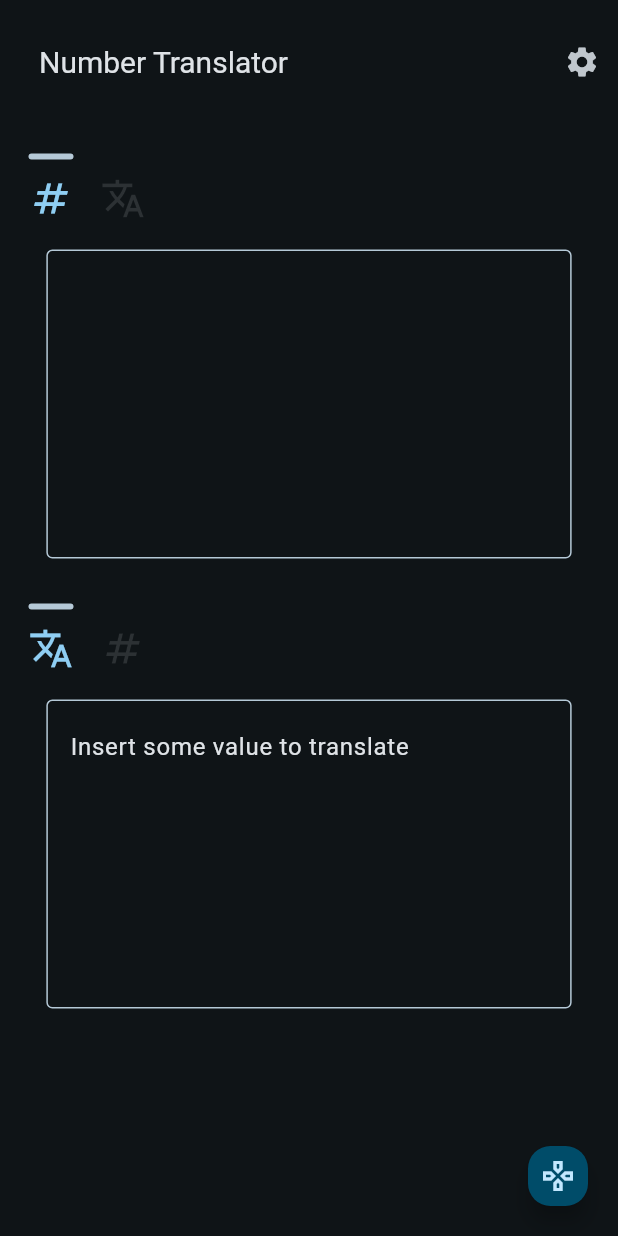
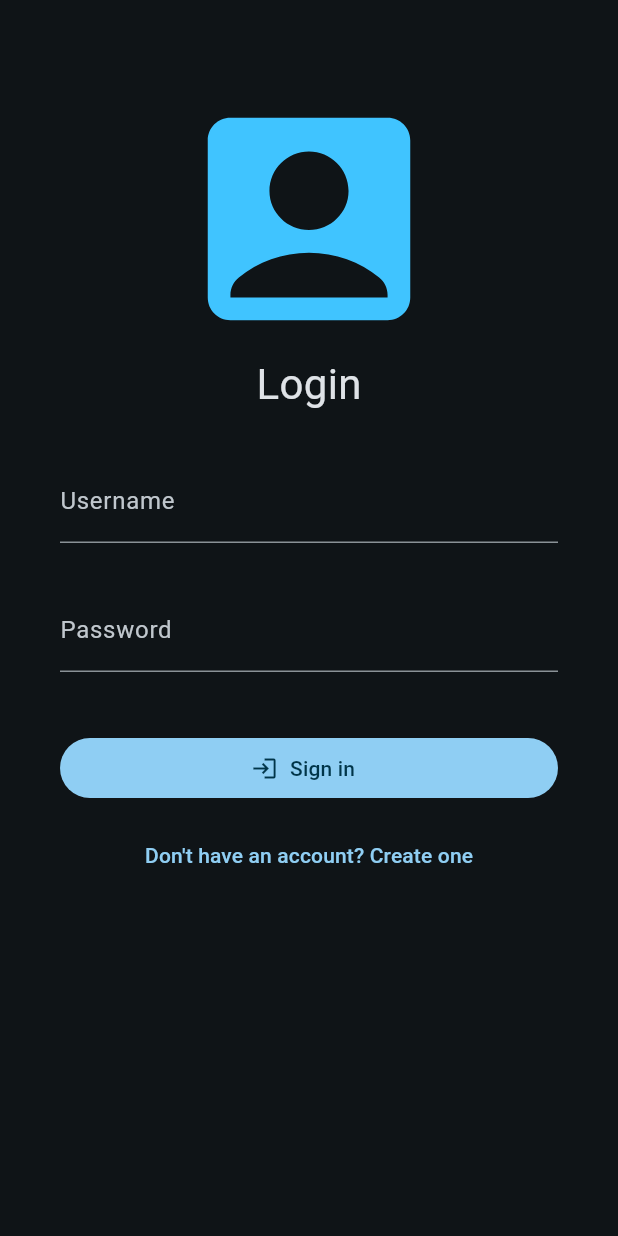
Before and after one commit to code-ventage/ia-final-project-front, a Flutter app: the screen it shows after launch, on a phone screen of 412 x 824 dp. Run offline on Flutter 3.47's test engine with Material 3 defaults, Android fonts, the phone set to English and light mode, and no system bars; our stand-ins replace bloc, dio, easy_localization, equatable, flutter_animate, flutter_bloc and 4 more.

Commit message:
feat: Create login page and auth bloc file

```diff
--- a/lib/config/service_locator/service_locator.dart
+++ b/lib/config/service_locator/service_locator.dart
@@ -7,6 +7,7 @@ import 'package:ia_final_project_front/number_translator/presentation/bloc/confi
 import 'package:ia_final_project_front/number_translator/presentation/bloc/translation/number_translator_cubit.dart';
 import 'package:ia_final_project_front/number_translator/presentation/pages/configurations/configurations_page.dart';
 import 'package:ia_final_project_front/number_translator/presentation/pages/game_page/game_page.dart';
+import 'package:ia_final_project_front/number_translator/presentation/pages/login/login_page.dart';
 
 import '../../number_translator/data/data_sources/number_translator_datasource.dart';
 import '../../number_translator/domain/repositories/number_translator_domain_repository.dart';
@@ -18,10 +19,10 @@ final serviceLocator = GetIt.instance;
 void setupServiceLocator() {
   serviceLocator.registerSingleton<ConfigurationData>(ConfigurationData());
   serviceLocator.registerSingleton<ConnectionHelper>(ConnectionHelper());
-  serviceLocator.registerSingleton<NumberTranslatorCubit>(NumberTranslatorCubit());
+  serviceLocator
+      .registerSingleton<NumberTranslatorCubit>(NumberTranslatorCubit());
   serviceLocator.registerSingleton<ConfigurationsCubit>(ConfigurationsCubit());
   serviceLocator.registerSingleton<GameCubit>(GameCubit());
-
 
   setupDataServices();
   setupDomainServices();
@@ -30,9 +31,12 @@ void setupServiceLocator() {
 }
 
 void setupPages() {
-  serviceLocator.registerSingleton<NumberTranslatorPage>(const NumberTranslatorPage());
-  serviceLocator.registerSingleton<ConfigurationsPage>(const ConfigurationsPage());
+  serviceLocator
+      .registerSingleton<NumberTranslatorPage>(const NumberTranslatorPage());
+  serviceLocator
+      .registerSingleton<ConfigurationsPage>(const ConfigurationsPage());
   serviceLocator.registerSingleton<GamePage>(const GamePage());
+  serviceLocator.registerSingleton<LoginPage>(const LoginPage());
 }
 
 void setupDataServices() {
@@ -43,13 +47,15 @@ void setupDataServices() {
   );
 
   serviceLocator.registerSingleton<NumberTranslatorRepository>(
-    NumberTranslatorRepositoryImpl(datasource: serviceLocator.get<NumberTranslatorDatasource>()),
+    NumberTranslatorRepositoryImpl(
+        datasource: serviceLocator.get<NumberTranslatorDatasource>()),
   );
 }
 
 void setupDomainServices() {
   serviceLocator.registerSingleton<NumberTranslatorDomainRepository>(
-    NumberTranslatorDomainRepositoryImpl(repository: serviceLocator.get<NumberTranslatorRepository>()),
+    NumberTranslatorDomainRepositoryImpl(
+        repository: serviceLocator.get<NumberTranslatorRepository>()),
   );
 
   serviceLocator.registerSingleton<NumberTranslatorService>(
--- a/lib/go_router/go_router.dart
+++ b/lib/go_router/go_router.dart
@@ -4,11 +4,12 @@ import 'package:ia_final_project_front/config/service_locator/service_locator.da
 import 'package:ia_final_project_front/go_router/routes.dart';
 import 'package:ia_final_project_front/number_translator/presentation/pages/configurations/configurations_page.dart';
 import 'package:ia_final_project_front/number_translator/presentation/pages/game_page/game_page.dart';
+import 'package:ia_final_project_front/number_translator/presentation/pages/login/login_page.dart';
 
 import '../number_translator/presentation/pages/translation/number_translator_page.dart';
 
 final router = GoRouter(
-  initialLocation: Routes.numberTranslator.routePath,
+  initialLocation: Routes.signinPage.routePath,
   routes: [
     GoRoute(
       path: Routes.numberTranslator.routePath,
@@ -20,12 +21,26 @@ final router = GoRouter(
     GoRoute(
       path: Routes.configurations.routePath,
       name: Routes.configurations.name,
-      pageBuilder: (context, state) => MaterialPage(child: serviceLocator.get<ConfigurationsPage>()),
+      pageBuilder: (context, state) =>
+          MaterialPage(child: serviceLocator.get<ConfigurationsPage>()),
     ),
     GoRoute(
       path: Routes.gamePage.routePath,
       name: Routes.gamePage.name,
-      pageBuilder: (context, state) => MaterialPage(child: serviceLocator.get<GamePage>()),
+      pageBuilder: (context, state) =>
+          MaterialPage(child: serviceLocator.get<GamePage>()),
     ),
+    GoRoute(
+      path: Routes.signinPage.routePath,
+      name: Routes.signinPage.name,
+      pageBuilder: (context, state) =>
+          MaterialPage(child: serviceLocator.get<LoginPage>()),
+    ),
+    GoRoute(
+      path: Routes.signupPage.routePath,
+      name: Routes.signupPage.name,
+      pageBuilder: (context, state) =>
+          MaterialPage(child: serviceLocator.get<LoginPage>()),
+    )
   ],
 );
--- a/lib/go_router/routes.dart
+++ b/lib/go_router/routes.dart
@@ -1,10 +1,11 @@
-enum Routes{
-  numberTranslator( name: 'number_translator', routePath: '/number_translator' ),
-  configurations( name: 'configurations', routePath: '/configurations' ),
-  gamePage(name: 'game', routePath: '/game');
+enum Routes {
+  numberTranslator(name: 'number_translator', routePath: '/number_translator'),
+  configurations(name: 'configurations', routePath: '/configurations'),
+  gamePage(name: 'game', routePath: '/game'),
+  signinPage(name: 'signin', routePath: '/sessions/signin'),
+  signupPage(name: 'signup', routePath: '/sessions/signup');
 
   final String routePath;
   final String name;
   const Routes({required this.routePath, required this.name});
-
 }
--- /dev/null
+++ b/lib/number_translator/presentation/bloc/auth/auth_cubit_cubit.dart
@@ -0,0 +1,8 @@
+import 'package:bloc/bloc.dart';
+import 'package:equatable/equatable.dart';
+
+part 'auth_cubit_state.dart';
+
+class AuthCubitCubit extends Cubit<AuthCubitState> {
+  AuthCubitCubit() : super(AuthCubitInitial());
+}
--- /dev/null
+++ b/lib/number_translator/presentation/bloc/auth/auth_cubit_state.dart
@@ -0,0 +1,10 @@
+part of 'auth_cubit_cubit.dart';
+
+sealed class AuthCubitState extends Equatable {
+  const AuthCubitState();
+
+  @override
+  List<Object> get props => [];
+}
+
+final class AuthCubitInitial extends AuthCubitState {}
--- /dev/null
+++ b/lib/number_translator/presentation/pages/login/login_page.dart
@@ -0,0 +1,87 @@
+import 'package:flutter/material.dart';
+import 'package:go_router/go_router.dart';
+import 'package:ia_final_project_front/go_router/routes.dart';
+
+class LoginPage extends StatelessWidget {
+  const LoginPage({
+    super.key,
+  });
+
+  @override
+  Widget build(BuildContext context) {
+    TextEditingController usernameController = TextEditingController();
+    TextEditingController passwordController = TextEditingController();
+
+    final size = Theme.of(context).textTheme;
+
+    return Scaffold(
+      appBar: AppBar(),
+      body: SingleChildScrollView(
+        child: Padding(
+          padding: const EdgeInsets.symmetric(horizontal: 40),
+          child: Column(
+            children: [
+              const Icon(
+                Icons.account_box_rounded,
+                size: 180,
+                color: Colors.lightBlueAccent,
+              ),
+              Text(
+                'Login',
+                style: TextStyle(
+                  fontSize: size.headlineMedium?.fontSize,
+                  // letterSpacing: 5,
+                ),
+              ),
+              const SizedBox(
+                height: 30,
+              ),
+              TextFormField(
+                controller: usernameController,
+                decoration: const InputDecoration(
+                  label: Text('Username'),
+                ),
+              ),
+              const SizedBox(
+                height: 30,
+              ),
+              TextFormField(
+                controller: passwordController,
+                decoration: const InputDecoration(
+                  label: Text('Password'),
+                ),
+              ),
+              const SizedBox(
+                height: 40,
+              ),
+              SizedBox(
+                width: double.infinity,
+                child: ButtonTheme(
+                  height: 50,
+                  minWidth: 200,
+                  child: FilledButton.icon(
+                    onPressed: () {
+                      // todo: iniciar sesion
+                    },
+                    label: const Text('Sign in'),
+                    icon: const Icon(Icons.login),
+                  ),
+                ),
+              ),
+              const SizedBox(
+                height: 10,
+              ),
+              TextButton(
+                onPressed: () {
+                  // todo: navegar a la pagina de crear cuenta
+                  context.pushNamed(Routes.signupPage.name);
+                },
+                child: const Text("Don't have an account? Create one"),
+              ),
+            ],
+          ),
+        ),
+      ),
+    );
+  }
+}
```
